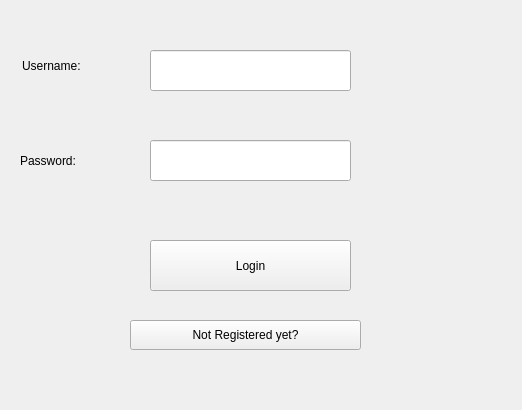
Old version of the form CareSphere/caresphere.ui in the repository MubtasimSajid/CareSphere.
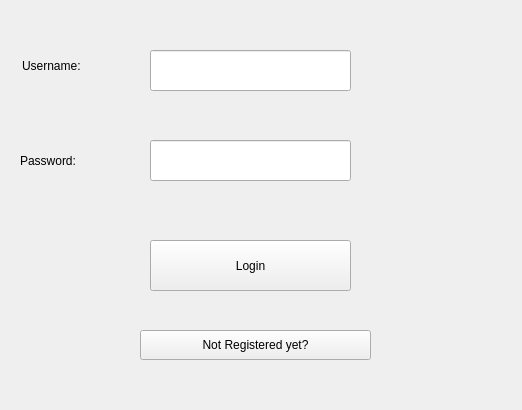
New version of the form.

The edit to the form file:
```diff
--- a/CareSphere/caresphere.ui
+++ b/CareSphere/caresphere.ui
@@ -79,8 +79,8 @@
    <widget class="QPushButton" name="pushButton">
     <property name="geometry">
      <rect>
-      <x>130</x>
-      <y>320</y>
+      <x>140</x>
+      <y>330</y>
       <width>231</width>
       <height>30</height>
      </rect>
```
